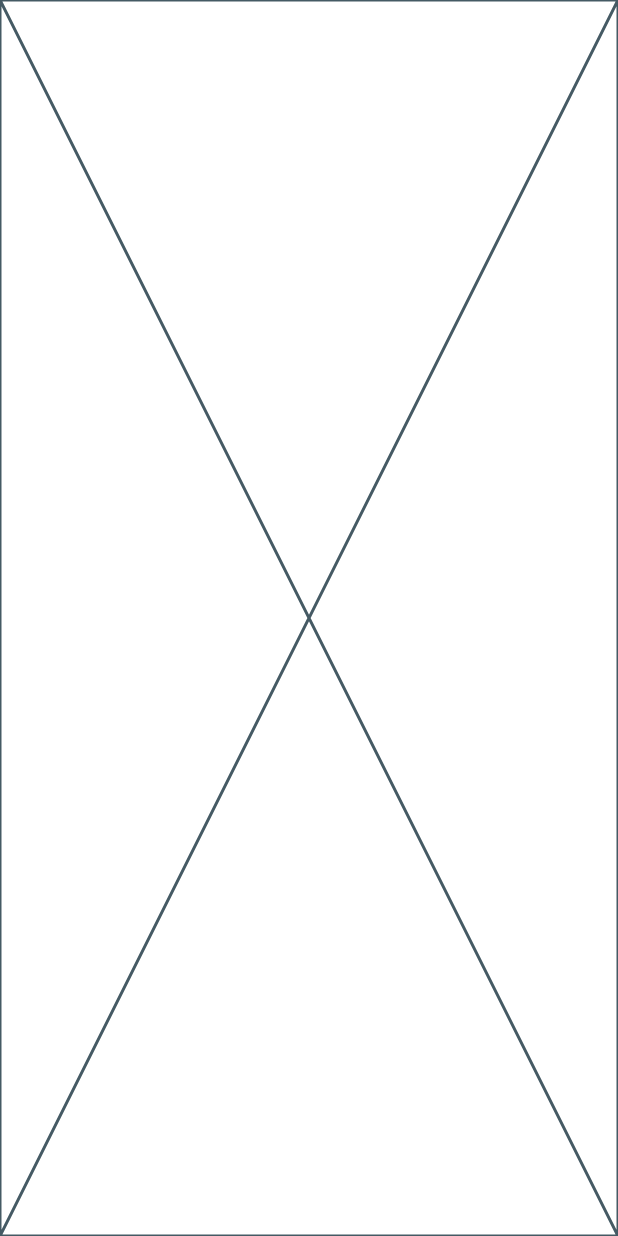
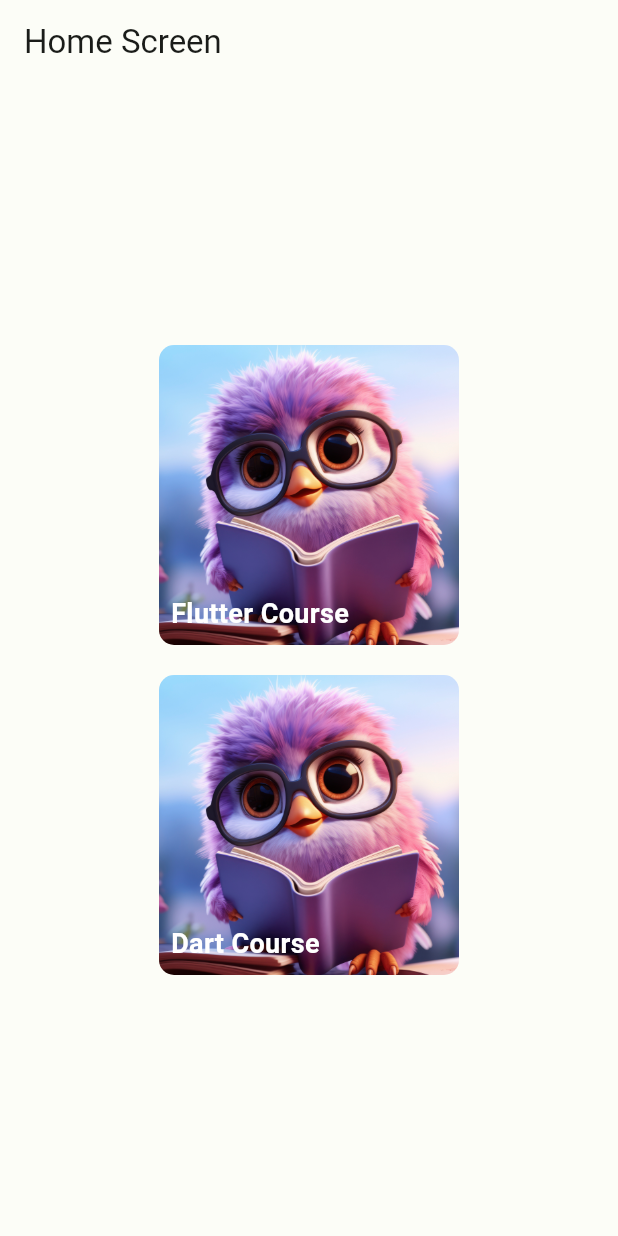
Before and after one commit to Himasnhu-AT/openEduApp, a Flutter app: the screen it shows after launch, on a phone screen of 412 x 824 dp. Run offline on Flutter 3.47's test engine with Material 3 defaults, Android fonts, the phone set to English and light mode, and no system bars; our stand-ins replace animated_splash_screen, lottie.

Commit message:
add sampleHomeScreen, update folder structure

```diff
--- a/lib/home_screen.dart
+++ /dev/null
@@ -1,10 +0,0 @@
-import 'package:flutter/material.dart';
-
-class HomeScreen extends StatelessWidget {
-  const HomeScreen({super.key});
-
-  @override
-  Widget build(BuildContext context) {
-    return const Placeholder();
-  }
-}
--- a/lib/main.dart
+++ b/lib/main.dart
@@ -1,6 +1,6 @@
 import 'package:flutter/material.dart';
-import 'package:openedu/splash_screen.dart';
-import 'color_schemes.g.dart';
+import 'package:openedu/screens/splash_screen.dart';
+import 'constants/color_schemes.g.dart';
 
 void main() {
   runApp(const MyApp());
--- /dev/null
+++ b/lib/screens/home_screen.dart
@@ -0,0 +1,30 @@
+import 'package:flutter/material.dart';
+import 'package:openedu/widgets/course_card.dart';
+
+class HomeScreen extends StatelessWidget {
+  const HomeScreen({Key? key}) : super(key: key);
+
+  @override
+  Widget build(BuildContext context) {
+    return Scaffold(
+      appBar: AppBar(
+        title: const Text('Home Screen'),
+      ),
+      body: const Center(
+          child: (Column(
+        mainAxisAlignment: MainAxisAlignment.center,
+        children: [
+          CourseCard(
+            imagePath: 'assets/images/splashScreen.jpeg',
+            courseName: 'Flutter Course',
+          ),
+          SizedBox(height: 20),
+          CourseCard(
+            imagePath: 'assets/images/splashScreen.jpeg',
+            courseName: 'Dart Course',
+          ),
+        ],
+      ))),
+    );
+  }
+}
--- a/lib/splash_screen.dart
+++ b/lib/screens/splash_screen.dart
@@ -1,8 +1,8 @@
 import 'package:animated_splash_screen/animated_splash_screen.dart';
 import 'package:flutter/material.dart';
 import 'package:lottie/lottie.dart';
-import 'package:openedu/color_schemes.g.dart';
-import 'package:openedu/home_screen.dart';
+import 'package:openedu/constants/color_schemes.g.dart';
+import 'package:openedu/screens/home_screen.dart';
 
 class SplashScreen extends StatelessWidget {
   const SplashScreen({super.key});
--- /dev/null
+++ b/lib/widgets/course_card.dart
@@ -0,0 +1,45 @@
+import 'package:flutter/material.dart';
+
+class CourseCard extends StatelessWidget {
+  final String imagePath;
+  final String courseName;
+
+  const CourseCard({
+    required this.imagePath,
+    required this.courseName,
+    super.key,
+  });
+
+  @override
+  Widget build(BuildContext context) {
+    return Container(
+      width: 200,
+      height: 200,
+      decoration: BoxDecoration(
+        borderRadius: BorderRadius.circular(10),
+        image: DecorationImage(
+          image: AssetImage(imagePath),
+          fit: BoxFit.cover,
+        ),
+      ),
+      child: Column(
+        mainAxisAlignment: MainAxisAlignment.end,
+        crossAxisAlignment: CrossAxisAlignment.start,
+        children: [
+          Padding(
+            padding: const EdgeInsets.all(8.0),
+            child: Text(
+              courseName,
+              style: const TextStyle(
+                color: Colors.white,
+                fontSize: 18,
+                fontWeight: FontWeight.bold,
+              ),
+            ),
+          ),
+          // Add more elements as needed
+        ],
+      ),
+    );
+  }
+}
```
Also changed, not shown: lib/constants/color_schemes.g.dart (renamed from lib/color_schemes.g.dart).
